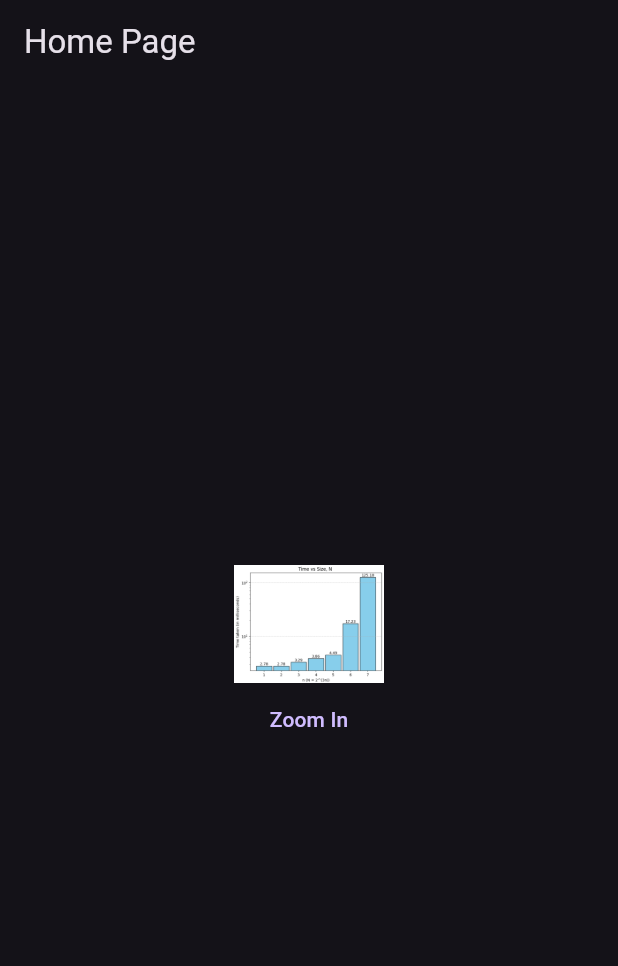
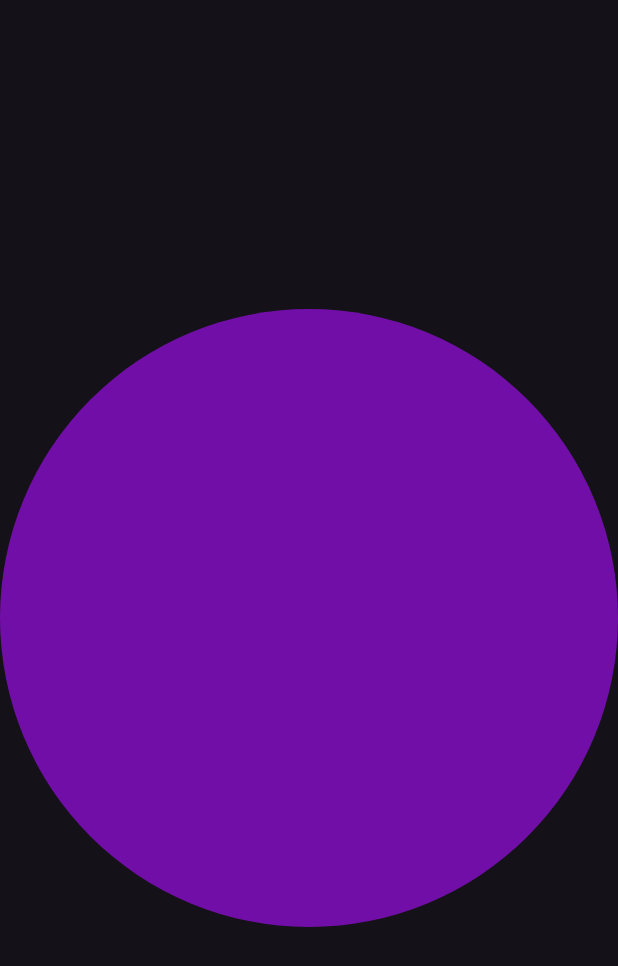
Before and after one commit to DikshantK2004/Flutter_animations, a Flutter app: the screen it shows after launch, on a phone screen of 412 x 824 dp. Shown: the top 966 px of the screen. Run offline on Flutter 3.47's test engine with Material 3 defaults, Android fonts, the phone set to English and light mode, and no system bars.

Commit message:
Added color animation

```diff
--- /dev/null
+++ b/lib/animations/color_animation.dart
@@ -0,0 +1,53 @@
+import 'package:flutter/material.dart';
+import 'dart:math' as math;
+
+class ColorAnimation extends StatefulWidget {
+  const ColorAnimation({super.key});
+
+  @override
+  State<ColorAnimation> createState() => _ColorAnimationState();
+}
+
+class _ColorAnimationState extends State<ColorAnimation> {
+  Color getRandomColor() => Color(
+        0xFF000000 +
+            math.Random().nextInt(
+              0x00FFFFFF,
+            ),
+      );
+  late Color _color = getRandomColor();
+
+  @override
+  Widget build(BuildContext context) {
+    double width = MediaQuery.of(context).size.width;
+    return Scaffold(
+      body: Center(
+        child: TweenAnimationBuilder(
+          tween: ColorTween(begin: Colors.red, end: _color),
+          duration: const Duration(seconds: 2),
+          onEnd: () {
+            setState(() {
+              _color = getRandomColor();
+            });
+          },
+          builder: (context, Color? color, child) {
+            return ColorFiltered(
+              // changing colors
+              colorFilter: ColorFilter.mode(color!, BlendMode.srcATop),
+              child: child!,
+            );
+          },
+          child: Container(
+            width: width,
+            height: width,
+            decoration: BoxDecoration(
+              borderRadius: BorderRadius.circular(width / 2),
+              color: Colors
+                  .white, // you must atleaset initilaizee it for color animation to work
+            ),
+          ),
+        ),
+      ),
+    );
+  }
+}
--- a/lib/main.dart
+++ b/lib/main.dart
@@ -1,6 +1,7 @@
 import 'package:flutter/material.dart';
 import 'package:flutter_animations/animations/axis_rotation.dart';
 import 'package:flutter_animations/animations/chained_animation.dart';
+import 'package:flutter_animations/animations/color_animation.dart';
 import 'package:flutter_animations/animations/implicit_animations.dart';
 
 void main() {
@@ -20,7 +21,7 @@ class MyApp extends StatelessWidget {
       themeMode: ThemeMode.dark,
       debugShowCheckedModeBanner: false ,
       debugShowMaterialGrid: false,
-      home: const ImplicitAnimation(),
+      home: const ColorAnimation(),
     );
   }
 }
```
